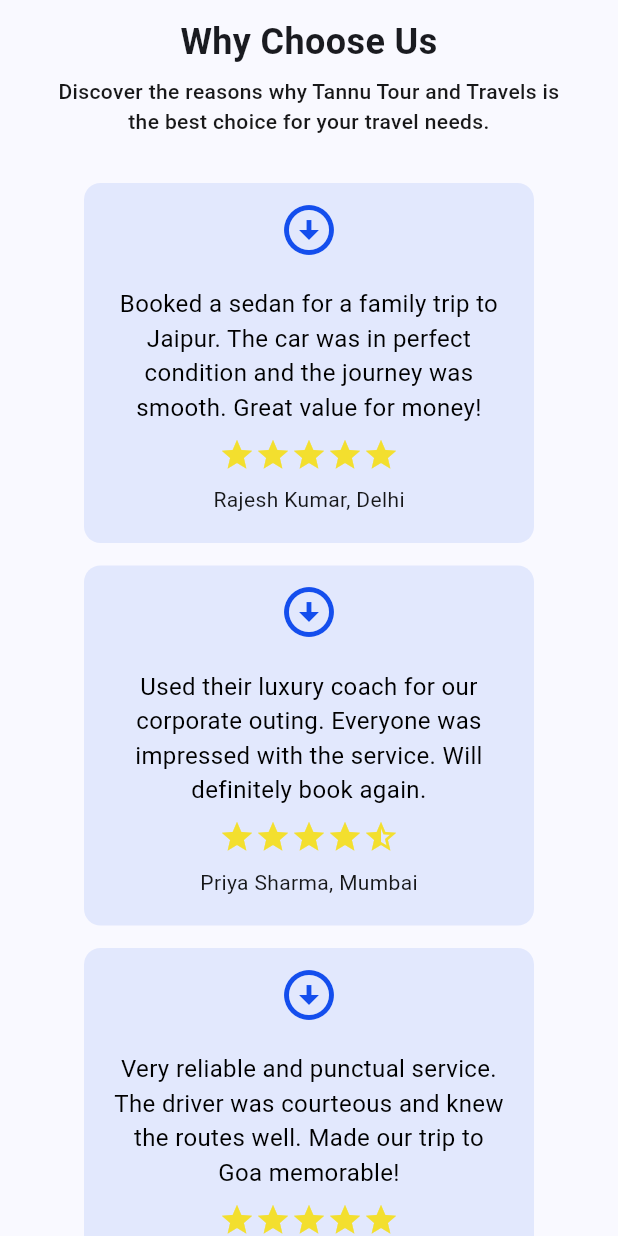
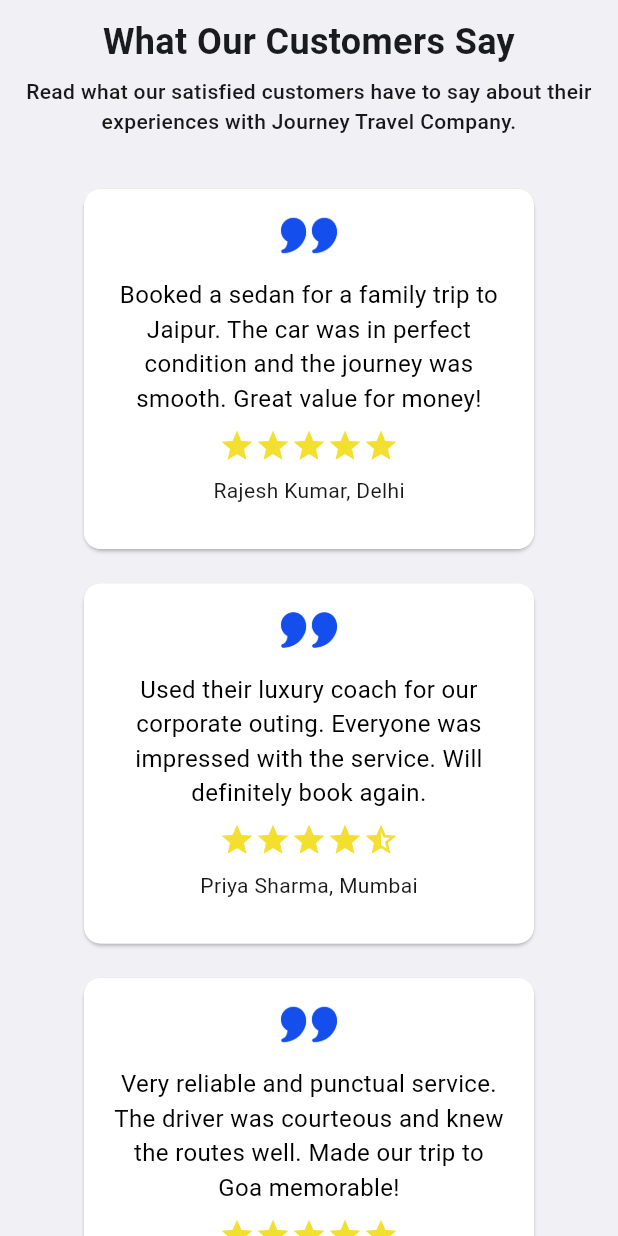
Before and after one commit to Mks30d/TannuTourAndTravels, a Flutter app: the CustomerReview widget shown alone on an empty page, opened directly, on a phone screen of 412 x 824 dp. Run offline on Flutter 3.47's test engine with Material 3 defaults, Android fonts, the light colour scheme and no system bars.

Commit message:
BookYourJourney (resume)

```diff
--- a/lib/my_home_page.dart
+++ b/lib/my_home_page.dart
@@ -1,5 +1,6 @@
 import 'package:flutter/material.dart';
 import 'package:tannu_tour_and_travels/sections/animated_section.dart';
+import 'package:tannu_tour_and_travels/sections/book_your_journey.dart';
 import 'package:tannu_tour_and_travels/sections/customer_review.dart';
 import 'package:tannu_tour_and_travels/sections/header.dart';
 import 'package:tannu_tour_and_travels/sections/serving_all_across_india_section.dart';
@@ -35,6 +36,8 @@
             SizedBox(height: 30),
             CustomerReview(),
             SizedBox(height: 30),
+            BookYourJourney(),
+            SizedBox(height: 30),
             SizedBox(height: 100),
           ],
         ),
--- a/lib/sections/customer_review.dart
+++ b/lib/sections/customer_review.dart
@@ -1,5 +1,4 @@
 import 'package:flutter/material.dart';
-import 'package:tannu_tour_and_travels/utils/colors.dart';
 import 'package:tannu_tour_and_travels/utils/devices_breakpoints.dart';
 import 'package:tannu_tour_and_travels/widgets/my_subtitle.dart';
 import 'package:tannu_tour_and_travels/widgets/my_title.dart';
@@ -24,7 +23,7 @@
       ],
       [
         "Sneha Reddy, Bangalore",
-        "Very reliable and punctual service. Very reliable and punctual service.",
+        "Excellent service! The bus was clean, comfortable, and the driver was very professional. Highly recommended for group tours.",
       ],
     ];
 
@@ -41,8 +40,9 @@
         final double subtitleFontSize = isMobile ? 14 : 16;
         final double sectionSpacing = isMobile ? 20 : 30;
 
-        return Padding(
-          padding: const EdgeInsets.symmetric(horizontal: 18),
+        return Container(
+          color: Colors.grey.withValues(alpha: 0.1),
+          width: double.infinity,
           child: Column(
             children: [
               Container(
@@ -52,11 +52,14 @@
                 ),
                 child: Column(
                   children: [
-                    MyTitle(title: "Why Choose Us", fontSize: titleFontSize),
+                    MyTitle(
+                      title: "What Our Customers Say",
+                      fontSize: titleFontSize,
+                    ),
                     SizedBox(height: 6),
                     MySubtitle(
                       title:
-                          "Discover the reasons why Tannu Tour and Travels is the best choice for your travel needs.",
+                          "Read what our satisfied customers have to say about their experiences with Journey Travel Company.",
                       fontSize: subtitleFontSize,
                     ),
                   ],
@@ -76,6 +79,8 @@
                   _detailCard(contentList[3][0], contentList[3][1], true),
                 ],
               ),
+
+              SizedBox(height: 22),
             ],
           ),
         );
@@ -84,21 +89,22 @@
   }
 
   dynamic _detailCard(String title, String subtitle, bool halfStar) {
-    return Container(
+    return Card(
+      child: Container(
         width: 300,
         height: 240,
         padding: EdgeInsets.fromLTRB(18, 11, 18, 11),
         decoration: BoxDecoration(
-        color: primaryColor.withValues(alpha: 0.1),
+          color: Colors.white.withValues(alpha: 1),
           borderRadius: BorderRadius.circular(11),
         ),
         child: Column(
           crossAxisAlignment: CrossAxisAlignment.center,
           children: [
-          Icon(Icons.arrow_circle_down, color: primaryColor, size: 40),
+            Image.asset("assets/images/quote.png", height: 40),
 
             Padding(
-            padding: const EdgeInsets.fromLTRB(0, 18, 0, 8),
+              padding: const EdgeInsets.fromLTRB(0, 8, 0, 8),
               child: Text(
                 subtitle,
                 style: TextStyle(color: Colors.black, fontSize: 16),
@@ -109,10 +115,22 @@
             Row(
               mainAxisAlignment: MainAxisAlignment.center,
               children: [
-              Icon(Icons.star, color: const Color.fromARGB(255, 243, 223, 46)),
-              Icon(Icons.star, color: const Color.fromARGB(255, 243, 223, 46)),
-              Icon(Icons.star, color: const Color.fromARGB(255, 243, 223, 46)),
-              Icon(Icons.star, color: const Color.fromARGB(255, 243, 223, 46)),
+                Icon(
+                  Icons.star,
+                  color: const Color.fromARGB(255, 243, 223, 46),
+                ),
+                Icon(
+                  Icons.star,
+                  color: const Color.fromARGB(255, 243, 223, 46),
+                ),
+                Icon(
+                  Icons.star,
+                  color: const Color.fromARGB(255, 243, 223, 46),
+                ),
+                Icon(
+                  Icons.star,
+                  color: const Color.fromARGB(255, 243, 223, 46),
+                ),
 
                 halfStar
                     ? Icon(
@@ -134,6 +152,7 @@
             ),
           ],
         ),
+      ),
     );
   }
 }
```
Also changed, not shown: lib/sections/book_your_journey.dart (added, +55 -0 lines), lib/sections/our_services.dart (+4 -13 lines), assets/images/quote.png (added). Lines whose indentation alone changed are shown as unchanged.
